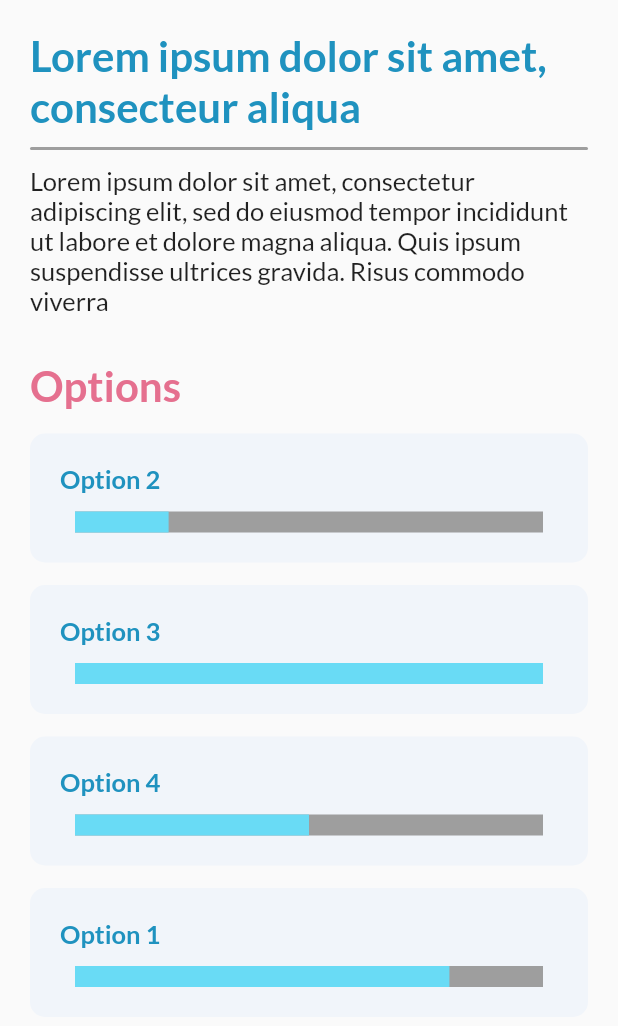
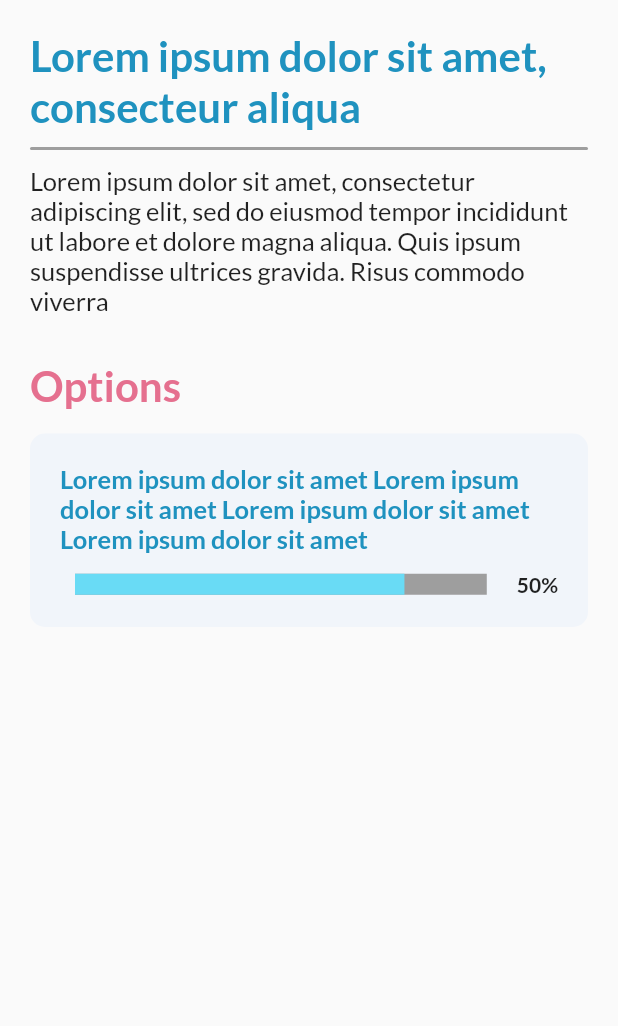
Before and after one commit to Isaac-Tong/selectionphobia-mobile, a Flutter app: the screen it shows after launch, on a phone screen of 412 x 824 dp. Shown: the top 1026 px of the screen. Run offline on Flutter 3.47's test engine with Material 2 defaults, Android fonts, the phone set to English and light mode, and no system bars; drawn by our look-alikes of percent_indicator; our stand-ins replace carousel_slider, shared_preferences, shimmer.

Commit message:
Added percentage indicator for options card

```diff
--- a/lib/screens/vote_screen.dart
+++ b/lib/screens/vote_screen.dart
@@ -82,8 +82,9 @@ class _VoteScreenState extends State<VoteScreen> {
                             Row(
                               mainAxisAlignment: MainAxisAlignment.start,
                               children: <Widget>[
-                                Text(
-                                  'Option 2',
+                                Flexible(
+                                  child: Text(
+                                    'Lorem ipsum dolor sit amet Lorem ipsum dolor sit amet Lorem ipsum dolor sit amet Lorem ipsum dolor sit amet',
                                     style: TextStyle(
                                       color: darkblueColor,
                                       fontWeight: FontWeight.bold,
@@ -91,139 +92,33 @@ class _VoteScreenState extends State<VoteScreen> {
                                       fontFamily: 'Lato',
                                     ),
                                   ),
-                              ],
-                            ),
-                            SizedBox(
-                              height: 12,
-                            ),
-                            LinearPercentIndicator(
-                              lineHeight: 14,
-                              percent: 0.2,
-                              backgroundColor: Colors.grey,
-                              progressColor: lightLightBlueColor,
-                            ),
-                          ],
-                        ),
-                      ),
-                    ],
-                  ),
-                ),
-                Padding(
-                  padding: EdgeInsets.fromLTRB(0, 15, 0, 0),
-                  child: Column(
-                    children: <Widget>[
-                      Container(
-                        padding: EdgeInsets.all(20),
-                        decoration: BoxDecoration(
-                          color: gradientColor,
-                          borderRadius: BorderRadius.all(Radius.circular(10)),
-                        ),
-                        child: Column(
-                          children: <Widget>[
-                            Row(
-                              mainAxisAlignment: MainAxisAlignment.start,
-                              children: <Widget>[
-                                Text(
-                                  'Option 3',
-                                  style: TextStyle(
-                                    color: darkblueColor,
-                                    fontWeight: FontWeight.bold,
-                                    fontSize: 17,
-                                    fontFamily: 'Lato',
-                                  ),
                                 ),
                               ],
                             ),
                             SizedBox(
                               height: 12,
                             ),
-                            LinearPercentIndicator(
-                              lineHeight: 14,
-                              percent: 1,
-                              backgroundColor: Colors.grey,
-                              progressColor: lightLightBlueColor,
-                            ),
-                          ],
-                        ),
-                      ),
-                    ],
-                  ),
-                ),
-                Padding(
-                  padding: EdgeInsets.fromLTRB(0, 15, 0, 0),
-                  child: Column(
+                            Row(
                               children: <Widget>[
-                      Container(
-                        padding: EdgeInsets.all(20),
-                        decoration: BoxDecoration(
-                          color: gradientColor,
-                          borderRadius: BorderRadius.all(Radius.circular(10)),
-                        ),
-                        child: Column(
-                          children: <Widget>[
-                            Row(
-                              mainAxisAlignment: MainAxisAlignment.start,
-                              children: <Widget>[
-                                Text(
-                                  'Option 4',
-                                  style: TextStyle(
-                                    color: darkblueColor,
-                                    fontWeight: FontWeight.bold,
-                                    fontSize: 17,
-                                    fontFamily: 'Lato',
-                                  ),
-                                ),
-                              ],
-                            ),
-                            SizedBox(
-                              height: 12,
-                            ),
-                            LinearPercentIndicator(
-                              lineHeight: 14,
-                              percent: 0.5,
-                              backgroundColor: Colors.grey,
-                              progressColor: lightLightBlueColor,
-                            ),
-                          ],
-                        ),
-                      ),
-                    ],
-                  ),
-                ),
-                Padding(
-                  padding: EdgeInsets.fromLTRB(0, 15, 0, 0),
-                  child: Column(
-                    children: <Widget>[
-                      Container(
-                        padding: EdgeInsets.all(20),
-                        decoration: BoxDecoration(
-                          color: gradientColor,
-                          borderRadius: BorderRadius.all(Radius.circular(10)),
-                        ),
-                        child: Column(
-                          children: <Widget>[
-                            Row(
-                              mainAxisAlignment: MainAxisAlignment.start,
-                              children: <Widget>[
-                                Text(
-                                  'Option 1',
-                                  style: TextStyle(
-                                    color: darkblueColor,
-                                    fontWeight: FontWeight.bold,
-                                    fontSize: 17,
-                                    fontFamily: 'Lato',
-                                  ),
-                                ),
-                              ],
-                            ),
-                            SizedBox(
-                              height: 12,
-                            ),
-                            LinearPercentIndicator(
+                                Expanded(
+                                  child: LinearPercentIndicator(
                                     lineHeight: 14,
                                     percent: 0.8,
                                     backgroundColor: Colors.grey,
                                     progressColor: lightLightBlueColor,
+                                  ),
+                                ),
+                                Padding(
+                                  padding: EdgeInsets.fromLTRB(10, 0, 0, 0),
+                                  child: Text(
+                                    '50%',
+                                    style: TextStyle(
+                                      fontFamily: 'Lato',
+                                      fontWeight: FontWeight.bold,
+                                    ),
+                                  ),
+                                ),
+                              ],
                             ),
                           ],
                         ),
```
Also changed, not shown: lib/networking/voteNetworking.dart (added). Lines whose indentation alone changed are shown as unchanged.
